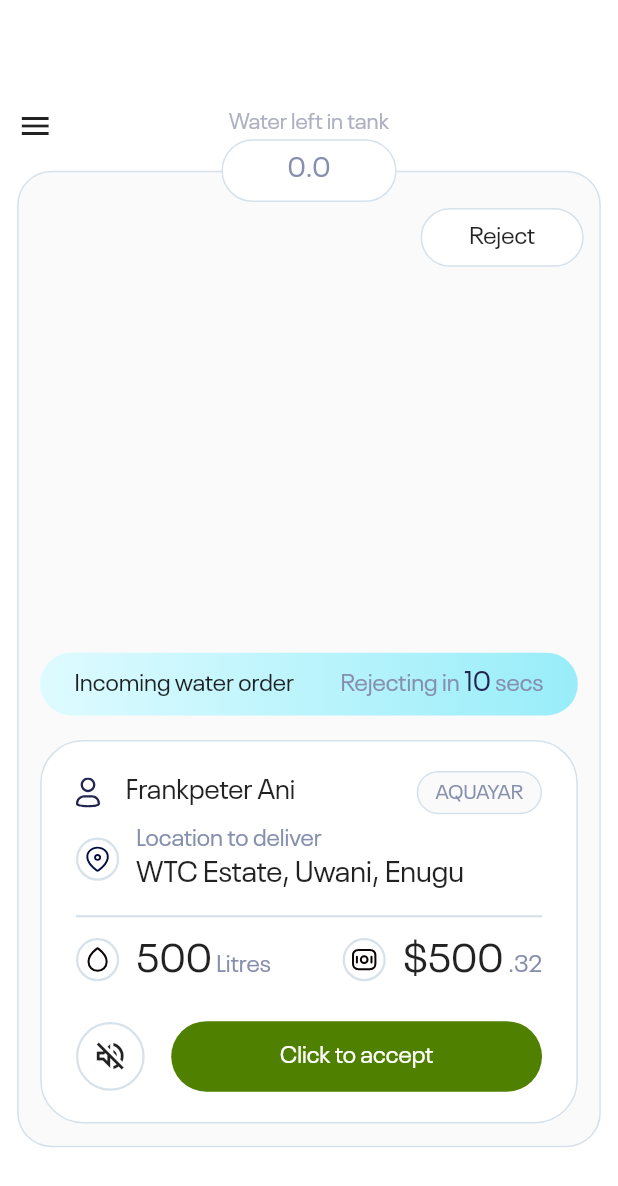
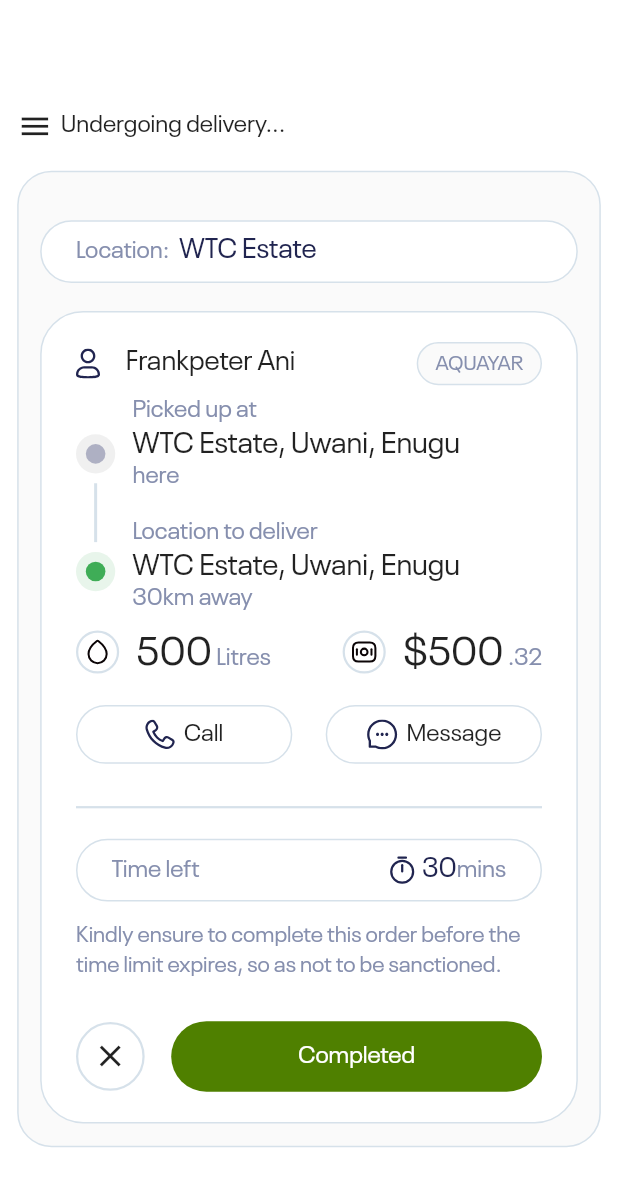
Before and after one commit to AchizuePriscilla/aquayar-driver, a Flutter app: the OrderView screen opened by its route, after a tap on "Click to accept", on a phone screen of 412 x 824 dp. Shown: the top 1186 px of the screen. Run offline on Flutter 3.47's test engine with Material 2 defaults, Android fonts, the phone set to English and light mode, and no system bars; our stand-ins replace flutter_screenutil, flutter_secure_storage, flutter_svg, get_it, mask_text_input_formatter, pin_code_fields and 1 more; accounts and stored records are empty.

Commit message:
Feat: Undergoing deliver View UI

```diff
--- /dev/null
+++ b/lib/shared/custom_icon.dart
@@ -0,0 +1,26 @@
+
+import 'package:aquayar_driver/shared/shared.dart';
+import 'package:flutter/material.dart';
+import 'package:flutter_svg/flutter_svg.dart';
+
+class CustomIcon extends StatelessWidget {
+  final String path;
+
+  const CustomIcon({
+    super.key,
+    required this.path,
+  });
+
+  @override
+  Widget build(BuildContext context) {
+    return Container(
+      height: 22.h,
+      width: 22.h,
+      padding: EdgeInsets.all(3.h),
+      decoration: BoxDecoration(
+          shape: BoxShape.circle,
+          border: Border.all(color: Palette.lightGrey, width: 1.5)),
+      child: SvgPicture.asset("assets/svgs/$path.svg"),
+    );
+  }
+}
--- a/lib/shared/shared.dart
+++ b/lib/shared/shared.dart
@@ -12,3 +12,4 @@ export 'flag_prefix_icon.dart';
 export 'custom_dropdown.dart';
 export 'water_tanker_sizes.dart';
 export 'password_text_field.dart';
+export 'custom_icon.dart';
--- a/lib/utils/constants.dart
+++ b/lib/utils/constants.dart
@@ -16,3 +16,4 @@ const editProfileViewRoute = 'edit-profile-view';
 const changePasswordViewRoute = 'change-password-view';
 const orderViewRoute = 'order-view';
 const rejectReasonViewRoute = 'reject-reason-view';
+const undergoingDeliveryViewRoute = 'undergoing-delivery-view';
--- a/lib/utils/route_generator.dart
+++ b/lib/utils/route_generator.dart
@@ -33,6 +33,8 @@ class RouteGenerator {
         return _getPageRoute(const OrderView());
       case rejectReasonViewRoute:
         return _getPageRoute(const RejectReasonView());
+      case undergoingDeliveryViewRoute:
+        return _getPageRoute(const UndergoingDeliveryView());
       case mediaUploadViewRoute:
           final mediaUploadArgs = settings.arguments;
 
--- a/lib/views/order/order_view.dart
+++ b/lib/views/order/order_view.dart
@@ -221,7 +221,10 @@ class _OrderViewState extends State<OrderView> {
                             const Spacer(),
                             Button(
                               text: "Click to accept",
-                              onPressed: () {},
+                              onPressed: () {
+                                Navigator.popAndPushNamed(
+                                    context, undergoingDeliveryViewRoute);
+                              },
                               color: Palette.darkGreen,
                               size: Size(size.width * .6, 36.h),
                             )
@@ -279,25 +282,3 @@ class _OrderViewState extends State<OrderView> {
     });
   }
 }
-
-class CustomIcon extends StatelessWidget {
-  final String path;
-
-  const CustomIcon({
-    super.key,
-    required this.path,
-  });
-
-  @override
-  Widget build(BuildContext context) {
-    return Container(
-      height: 22.h,
-      width: 22.h,
-      padding: EdgeInsets.all(3.h),
-      decoration: BoxDecoration(
-          shape: BoxShape.circle,
-          border: Border.all(color: Palette.lightGrey, width: 1.5)),
-      child: SvgPicture.asset("assets/svgs/$path.svg"),
-    );
-  }
-}
--- a/lib/views/order/reject_reason_view.dart
+++ b/lib/views/order/reject_reason_view.dart
@@ -1,8 +1,6 @@
 import 'package:aquayar_driver/shared/shared.dart';
 import 'package:aquayar_driver/utils/text_styles.dart';
 import 'package:flutter/material.dart';
-import 'package:flutter/src/widgets/framework.dart';
-import 'package:flutter/src/widgets/placeholder.dart';
 
 class RejectReasonView extends StatefulWidget {
   const RejectReasonView({super.key});
--- /dev/null
+++ b/lib/views/order/undergoing_delivery_view.dart
@@ -0,0 +1,428 @@
+import 'package:aquayar_driver/shared/shared.dart';
+import 'package:flutter/material.dart';
+import 'package:flutter_svg/flutter_svg.dart';
+
+class UndergoingDeliveryView extends StatefulWidget {
+  const UndergoingDeliveryView({super.key});
+
+  @override
+  State<UndergoingDeliveryView> createState() => _UndergoingDeliveryViewState();
+}
+
+class _UndergoingDeliveryViewState extends State<UndergoingDeliveryView> {
+  @override
+  Widget build(BuildContext context) {
+    return ResponsiveWidget(builder: (context, size) {
+      return Padding(
+        padding: EdgeInsets.symmetric(horizontal: 10.w, vertical: 10.h),
+        child: Column(
+          crossAxisAlignment: CrossAxisAlignment.start,
+          children: [
+            const CustomSpacer(
+              flex: 8,
+            ),
+            const CustomSpacer(
+              flex: 1,
+            ),
+            Stack(
+              alignment: AlignmentDirectional.topCenter,
+              children: [
+                Container(
+                  width: size.width,
+                  height: size.height * .79,
+                  margin: EdgeInsets.symmetric(vertical: 32.h),
+                  decoration: BoxDecoration(
+                      border: Border.all(color: Palette.lightGrey),
+                      borderRadius: BorderRadius.circular(20.w),
+                      color: Palette.offWhite),
+                ),
+                Align(
+                    alignment: Alignment.topLeft,
+                    child: Row(
+                      children: [
+                        Icon(
+                          Icons.menu,
+                          size: 18.h,
+                        ),
+                        const CustomSpacer(
+                          flex: 1,
+                          horizontal: true,
+                        ),
+                        Text(
+                          "Undergoing delivery...",
+                          style: TextStyle(fontSize: 14.sp),
+                        )
+                      ],
+                    )),
+                Positioned(
+                  bottom: size.height * .07,
+                  child: Container(
+                    width: size.width * .87,
+                    padding:
+                        EdgeInsets.symmetric(horizontal: 20.w, vertical: 15.h),
+                    decoration: BoxDecoration(
+                        border: Border.all(color: Palette.lightGrey),
+                        borderRadius: BorderRadius.circular(25.w),
+                        color: Palette.aquayarWhite),
+                    child: Column(
+                      children: [
+                        Row(
+                          children: [
+                            SvgPicture.asset(
+                              "assets/svgs/person.svg",
+                              color: Palette.aquayarBlack,
+                            ),
+                            const CustomSpacer(
+                              flex: 3,
+                              horizontal: true,
+                            ),
+                            Text(
+                              "Frankpeter Ani",
+                              style: TextStyle(fontSize: 16.sp),
+                            ),
+                            const Spacer(),
+                            Container(
+                              height: 22.h,
+                              width: 73.w,
+                              decoration: BoxDecoration(
+                                  color: Palette.offWhite,
+                                  border: Border.all(color: Palette.lightGrey),
+                                  borderRadius: BorderRadius.circular(30.w)),
+                              child: Center(
+                                  child: Text(
+                                "AQUAYAR",
+                                style: TextStyle(
+                                    color: Palette.aquayarGrey,
+                                    fontSize: 12.sp),
+                              )),
+                            )
+                          ],
+                        ),
+                        const CustomSpacer(
+                          flex: 1,
+                        ),
+                        Row(
+                          crossAxisAlignment: CrossAxisAlignment.start,
+                          children: [
+                            Column(
+                              children: [
+                                const CustomSpacer(
+                                  flex: 4,
+                                ),
+                                Container(
+                                  height: 20.h,
+                                  width: 20.h,
+                                  decoration: const BoxDecoration(
+                                      shape: BoxShape.circle,
+                                      color: Color(0xffF0F0F0)),
+                                  child: Center(
+                                    child: Container(
+                                      height: 10.h,
+                                      width: 10.h,
+                                      decoration: const BoxDecoration(
+                                          shape: BoxShape.circle,
+                                          color: Palette.grey2),
+                                    ),
+                                  ),
+                                ),
+                                const CustomSpacer(
+                                  flex: 1,
+                                ),
+                                Container(
+                                  height: 30.h,
+                                  width: 2,
+                                  color: Palette.lightGrey,
+                                ),
+                                const CustomSpacer(
+                                  flex: 1,
+                                ),
+                                Container(
+                                  height: 20.h,
+                                  width: 20.h,
+                                  decoration: BoxDecoration(
+                                      shape: BoxShape.circle,
+                                      color: Palette.green.withOpacity(.12)),
+                                  child: Center(
+                                    child: Container(
+                                      height: 10.h,
+                                      width: 10.h,
+                                      decoration: const BoxDecoration(
+                                          shape: BoxShape.circle,
+                                          color: Palette.green),
+                                    ),
+                                  ),
+                                ),
+                              ],
+                            ),
+                            const CustomSpacer(
+                              flex: 2,
+                              horizontal: true,
+                            ),
+                            SizedBox(
+                              height: 110.h,
+                              child: Column(
+                                crossAxisAlignment: CrossAxisAlignment.start,
+                                children: [
+                                  Text(
+                                    "Picked up at",
+                                    style: TextStyle(
+                                        fontSize: 14.sp,
+                                        color: Palette.aquayarGrey),
+                                  ),
+                                  Text(
+                                    "WTC Estate, Uwani, Enugu",
+                                    style: TextStyle(
+                                      fontSize: 17.sp,
+                                    ),
+                                  ),
+                                  Text(
+                                    "here",
+                                    textHeightBehavior:
+                                        const TextHeightBehavior(
+                                            applyHeightToFirstAscent: false,
+                                            applyHeightToLastDescent: false),
+                                    style: TextStyle(
+                                        height: 0.01,
+                                        color: Palette.aquayarGrey,
+                                        fontSize: 14.sp),
+                                  ),
+                                  const Spacer(),
+                                  Text(
+                                    "Location to deliver",
+                                    style: TextStyle(
+                                        fontSize: 14.sp,
+                                        color: Palette.aquayarGrey),
+                                  ),
+                                  Text(
+                                    "WTC Estate, Uwani, Enugu",
+                                    style: TextStyle(
+                                      fontSize: 17.sp,
+                                    ),
+                                  ),
+                                  Text(
+                                    "30km away",
+                                    textHeightBehavior:
+                                        const TextHeightBehavior(
+                                            applyHeightToFirstAscent: false,
+                                            applyHeightToLastDescent: false),
+                                    style: TextStyle(
+                                        height: 0.01,
+                                        color: Palette.aquayarGrey,
+                                        fontSize: 14.sp),
+                                  ),
+                                ],
+                              ),
+                            ),
+                          ],
+                        ),
+                        const CustomSpacer(
+                          flex: 1,
+                        ),
+                        const CustomSpacer(
+                          flex: 1,
+                        ),
+                        Row(
+                          crossAxisAlignment: CrossAxisAlignment.end,
+                          children: [
+                            const CustomIcon(
+                              path: "water_drop",
+                            ),
+                            const CustomSpacer(
+                              flex: 2,
+                              horizontal: true,
+                            ),
+                            Text(
+                              "500",
+                              style: TextStyle(fontSize: 23.sp, height: 0.8),
+                            ),
+                            Text(
+                              " Litres",
+                              style: TextStyle(
+                                  color: Palette.aquayarGrey, fontSize: 14.sp),
+                            ),
+                            const Spacer(),
+                            const CustomIcon(
+                              path: "money",
+                            ),
+                            const CustomSpacer(
+                              flex: 2,
+                              horizontal: true,
+                            ),
+                            Text(
+                              "\$500",
+                              style: TextStyle(fontSize: 23.sp, height: 0.8),
+                            ),
+                            Text(
+                              " .32",
+                              style: TextStyle(
+                                  color: Palette.aquayarGrey, fontSize: 14.sp),
+                            ),
+                          ],
+                        ),
+                        Row(
+                          children: [
+                            Container(
+                              width: size.width * .35,
+                              height: 30.h,
+                              margin: EdgeInsets.symmetric(vertical: 16.h),
+                              decoration: BoxDecoration(
+                                  border: Border.all(color: Palette.lightGrey),
+                                  borderRadius: BorderRadius.circular(30.w),
+                                  color: Palette.aquayarWhite),
+                              child: Row(
+                                mainAxisAlignment: MainAxisAlignment.center,
+                                children: [
+                                  SvgPicture.asset("assets/svgs/phone.svg"),
+                                  const CustomSpacer(
+                                    flex: 1,
+                                    horizontal: true,
+                                  ),
+                                  Text(
+                                    "Call",
+                                    style: TextStyle(fontSize: 14.sp),
+                                  ),
+                                ],
+                              ),
+                            ),
+                            const Spacer(),
+                            Container(
+                              width: size.width * .35,
+                              height: 30.h,
+                              margin: EdgeInsets.symmetric(vertical: 16.h),
+                              decoration: BoxDecoration(
+                                  border: Border.all(color: Palette.lightGrey),
+                                  borderRadius: BorderRadius.circular(30.w),
+                                  color: Palette.aquayarWhite),
+                              child: Row(
+                                mainAxisAlignment: MainAxisAlignment.center,
+                                children: [
+                                  SvgPicture.asset("assets/svgs/chat.svg"),
+                                  const CustomSpacer(
+                                    flex: 1,
+                                    horizontal: true,
+                                  ),
+                                  Text(
+                                    "Message",
+                                    style: TextStyle(fontSize: 14.sp),
+                                  ),
+                                ],
+                              ),
+                            ),
+                          ],
+                        ),
+                        const Divider(
+                          color: Palette.lightGrey,
+                          thickness: 1.5,
+                        ),
+                        const CustomSpacer(
+                          flex: 2,
+                        ),
+                        Container(
+                          height: 32.h,
+                          width: size.width * .87,
+                          padding: EdgeInsets.symmetric(
+                            horizontal: 20.w,
+                          ),
+                          decoration: BoxDecoration(
+                              borderRadius: BorderRadius.circular(30.w),
+                              color: Palette.aquayarWhite,
+                              border: Border.all(color: Palette.lightGrey)),
+                          child: Row(
+                            children: [
+                              Text(
+                                "Time left",
+                                style: TextStyle(
+                                  fontSize: 14.sp,
+                                  color: Palette.aquayarGrey,
+                                ),
+                              ),
+                              const Spacer(),
+                              SvgPicture.asset("assets/svgs/timer.svg"),
+                              Text(
+                                " 30",
+                                style: TextStyle(
+                                    color: Palette.aquayarBlack,
+                                    fontSize: 16.sp),
+                              ),
+                              Text(
+                                "mins",
+                                style: TextStyle(
+                                    color: Palette.aquayarGrey,
+                                    fontSize: 14.sp),
+                              ),
+                            ],
+                          ),
+                        ),
+                        const CustomSpacer(
+                          flex: 2,
+                        ),
+                        Text(
+                          "Kindly ensure to complete this order before the time limit expires, so as not to be sanctioned.",
+                          style: TextStyle(
+                              color: Palette.aquayarGrey, fontSize: 13.sp),
+                        ),
+                        const CustomSpacer(
+                          flex: 4,
+                        ),
+                        Row(
+                          children: [
+                            Container(
+                                height: 35.h,
+                                width: 35.h,
+                                padding: EdgeInsets.all(3.h),
+                                decoration: BoxDecoration(
+                                    shape: BoxShape.circle,
+                                    border: Border.all(
+                                        color: Palette.lightGrey, width: 1.5)),
+                                child: const Icon(Icons.close)),
+                            const Spacer(),
+                            Button(
+                              text: "Completed",
+                              onPressed: () {},
+                              color: Palette.darkGreen,
+                              size: Size(size.width * .6, 36.h),
+                            )
+                          ],
+                        )
+                      ],
+                    ),
+                  ),
+                ),
+                Positioned(
+                  bottom: size.height * .75,
+                  child: Container(
+                    height: 32.h,
+                    width: size.width * .87,
+                    padding: EdgeInsets.symmetric(
+                      horizontal: 20.w,
+                    ),
+                    decoration: BoxDecoration(
+                        borderRadius: BorderRadius.circular(30.w),
+                        color: Palette.aquayarWhite,
+                        border: Border.all(color: Palette.lightGrey)),
+                    child: Row(
+                      children: [
+                        Text(
+                          "Location:",
+                          style: TextStyle(
+                            fontSize: 14.sp,
+                            color: Palette.aquayarGrey,
+                          ),
+                        ),
+                        Text(
+                          "  WTC Estate ",
+                          style: TextStyle(
+                              color: Palette.aquayarBlack, fontSize: 16.sp),
+                        ),
+                      ],
+                    ),
+                  ),
+                ),
+              ],
+            ),
+          ],
+        ),
+      );
+    });
+  }
+}
--- a/lib/views/views.dart
+++ b/lib/views/views.dart
@@ -11,3 +11,4 @@ export 'profile/edit_profile_view.dart';
 export 'change_password/change_password_view.dart';
 export 'order/order_view.dart';
 export 'order/reject_reason_view.dart';
+export 'order/undergoing_delivery_view.dart';
```
Also changed, not shown: assets/svgs/chat.svg (added), assets/svgs/phone.svg (added), assets/svgs/timer.svg (added).
